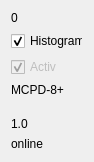
First picture: the form in qmesydaq/modulestatus.ui, repository flueke/qmesydaq, before the edit.
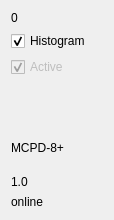
Second picture: the form after the edit.

What changed in the file:
```diff
--- a/qmesydaq/modulestatus.ui
+++ b/qmesydaq/modulestatus.ui
@@ -6,8 +6,8 @@
    <rect>
     <x>0</x>
     <y>0</y>
-    <width>94</width>
-    <height>146</height>
+    <width>114</width>
+    <height>220</height>
    </rect>
   </property>
   <property name="sizePolicy">
@@ -35,7 +35,7 @@
    </item>
    <item row="1" column="0">
     <layout class="QGridLayout" name="gridLayout">
-     <item row="0" column="0" colspan="2">
+     <item row="0" column="0">
       <widget class="QCheckBox" name="checkHistogramBox">
        <property name="enabled">
         <bool>true</bool>
@@ -61,7 +61,9 @@
        </property>
       </widget>
      </item>
-     <item row="1" column="1">
+    </layout>
+   </item>
+   <item row="2" column="0">
       <spacer name="verticalSpacer">
        <property name="orientation">
         <enum>Qt::Vertical</enum>
@@ -69,14 +71,12 @@
        <property name="sizeHint" stdset="0">
         <size>
          <width>20</width>
-         <height>18</height>
+       <height>54</height>
         </size>
        </property>
       </spacer>
      </item>
-    </layout>
-   </item>
-   <item row="2" column="0">
+   <item row="3" column="0">
     <widget class="QLabel" name="moduleType">
      <property name="minimumSize">
       <size>
@@ -93,14 +93,14 @@
      </property>
     </widget>
    </item>
-   <item row="3" column="0">
+   <item row="4" column="0">
     <widget class="QLabel" name="moduleVersion">
      <property name="text">
       <string>1.0</string>
      </property>
     </widget>
    </item>
-   <item row="4" column="0">
+   <item row="5" column="0">
     <widget class="QLabel" name="moduleStatus">
      <property name="text">
       <string>online</string>
```
Lines whose indentation alone changed are shown as unchanged.
